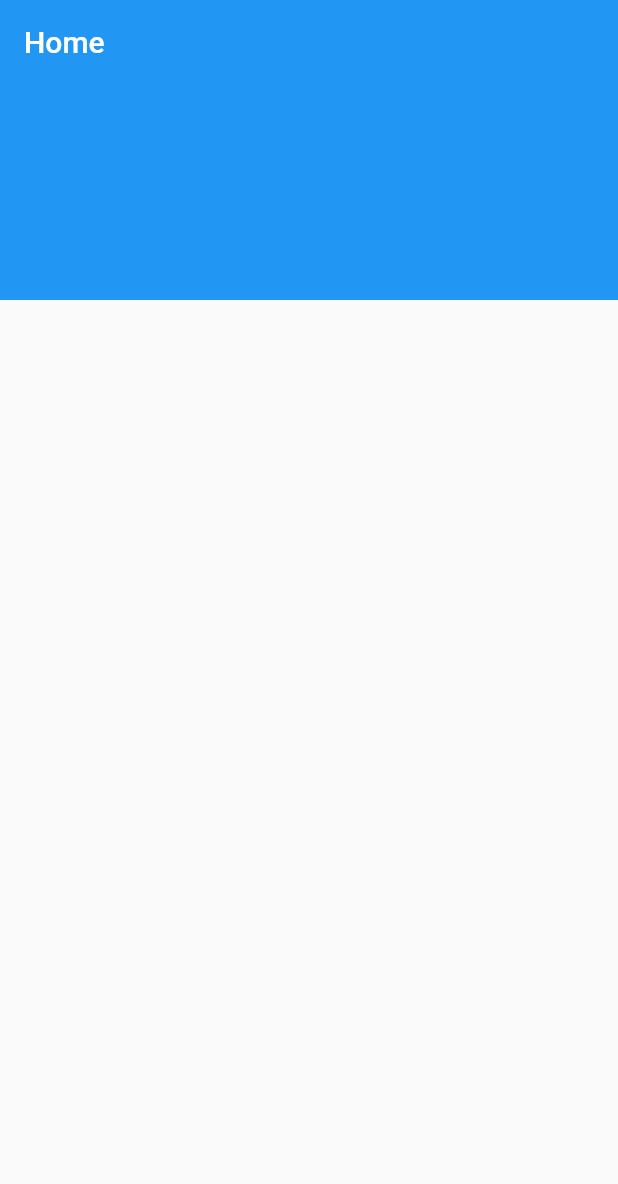
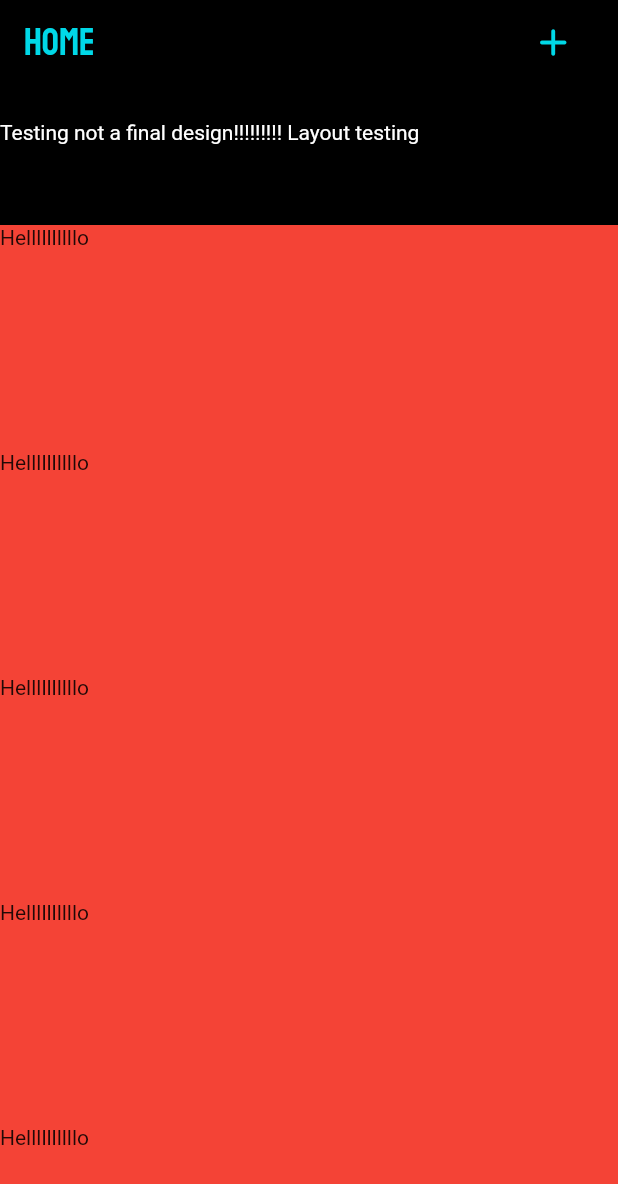
Before and after one commit to zay467/CustomerContact, a Flutter app: the screen it shows after launch, on a phone screen of 412 x 824 dp. Shown: the top 1184 px of the screen. Run offline on Flutter 3.47's test engine with Material 2 defaults, Android fonts, the phone set to English and light mode, and no system bars; our stand-ins replace animated_text_kit.

Commit message:
Added Some widget to Home.dart

```diff
--- a/lib/Screens/Animation.dart
+++ b/lib/Screens/Animation.dart
@@ -34,7 +34,7 @@ class MyAnimation extends StatelessWidget {
             TyperAnimatedTextKit(
               isRepeatingAnimation: false,
               text: ["Generation 2K"],
-              speed: Duration(milliseconds: 250),
+              speed: Duration(milliseconds: 200),
               alignment: Alignment.center,
               textStyle: TextStyle(fontSize: 50.0, fontFamily: "Stat"),
               onFinished: () {
--- a/lib/Screens/Home.dart
+++ b/lib/Screens/Home.dart
@@ -12,13 +12,92 @@ class _HomeState extends State<Home> {
       body: CustomScrollView(
         slivers: [
           SliverAppBar(
-            title: Text("Home"),
-            expandedHeight: 200.0,
-            // flexibleSpace: Image(
-            //   image: NetworkImage(
-            //       "http://wechannelmm.com/static/media/dchannel.03cde5cf.png"),
-            // ),
+            backgroundColor: Colors.black,
+            pinned: true,
+            floating: true,
+            expandedHeight: 150.0,
+            title: Row(
+              children: [
+                Expanded(
+                  flex: 6,
+                  child: Text(
+                    "Home",
+                    style: TextStyle(
+                        fontFamily: "Stat",
+                        fontSize: 25.0,
+                        color: Color(0xFF00D8E7)),
+                  ),
+                ),
+                Expanded(
+                    flex: 1,
+                    child: Center(
+                      child: Icon(
+                        Icons.add_rounded,
+                        color: Color(0xFF00D8E7),
+                        size: 30.0,
+                      ),
+                    )),
+              ],
+            ),
+            flexibleSpace: FlexibleSpaceBar(
+              background: Container(
+                padding: EdgeInsets.only(top: 80.0),
+                width: double.infinity,
+                height: double.infinity,
+                child: Text(
+                  "Testing not a final design!!!!!!!!! Layout testing ",
+                  style: TextStyle(color: Colors.white),
+                ),
+              ),
+            ),
           ),
+          // THIS IS JUST TESTING NOT A FINAL DESIGN!!!!!!!!!!!!!!!!!
+          SliverList(
+            delegate: SliverChildListDelegate(
+              [
+                Container(
+                  color: Colors.red,
+                  height: 150,
+                  child: Text("Hellllllllllo"),
+                ),
+                Container(
+                  color: Colors.red,
+                  height: 150,
+                  child: Text("Hellllllllllo"),
+                ),
+                Container(
+                  color: Colors.red,
+                  height: 150,
+                  child: Text("Hellllllllllo"),
+                ),
+                Container(
+                  color: Colors.red,
+                  height: 150,
+                  child: Text("Hellllllllllo"),
+                ),
+                Container(
+                  color: Colors.red,
+                  height: 150,
+                  child: Text("Hellllllllllo"),
+                ),
+                Container(
+                  color: Colors.red,
+                  height: 150,
+                  child: Text("Hellllllllllo"),
+                ),
+                Container(
+                  color: Colors.red,
+                  height: 150,
+                  child: Text("Hellllllllllo"),
+                ),
+                Container(
+                  color: Colors.red,
+                  height: 150,
+                  child: Text("Hellllllllllo"),
+                ),
+              ],
+            ),
+          )
         ],
       ),
     );
```
